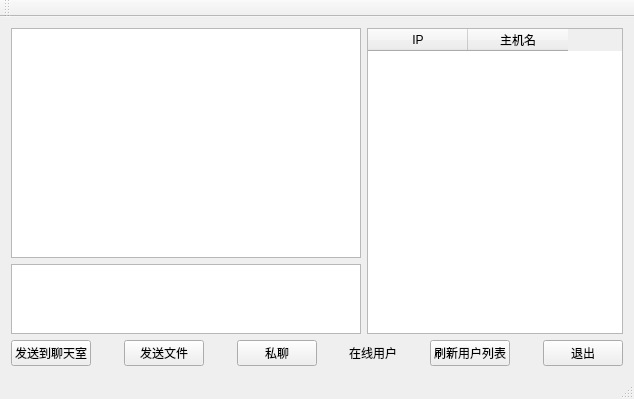
Before: the Qt Designer form iChat/mainwindow.ui in denglfs/Chat, drawn with Qt 5.
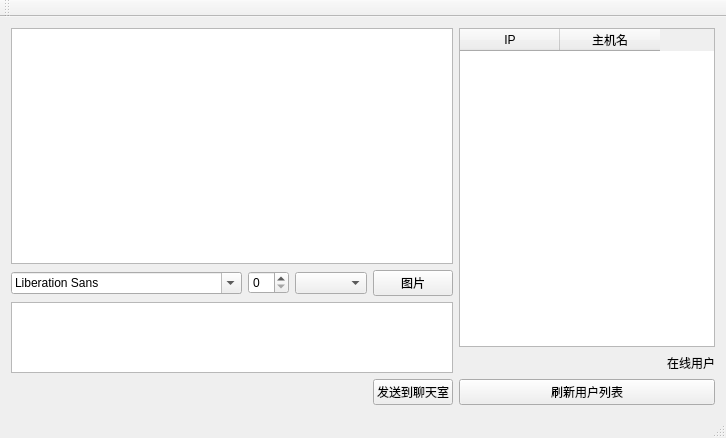
After: the same form once the commit is applied.

The edit to the form file:
```diff
--- a/iChat/mainwindow.ui
+++ b/iChat/mainwindow.ui
@@ -6,19 +6,21 @@
    <rect>
     <x>0</x>
     <y>0</y>
-    <width>634</width>
-    <height>399</height>
+    <width>679</width>
+    <height>438</height>
    </rect>
   </property>
   <property name="windowTitle">
    <string>MainWindow</string>
   </property>
   <widget class="QWidget" name="centralWidget">
+   <layout class="QHBoxLayout" name="horizontalLayout_4">
+    <item>
    <layout class="QVBoxLayout" name="verticalLayout_2">
     <item>
-     <layout class="QHBoxLayout" name="horizontalLayout_2" stretch="10,4">
+       <layout class="QHBoxLayout" name="horizontalLayout_3">
       <item>
-       <layout class="QVBoxLayout" name="verticalLayout" stretch="10,3">
+         <layout class="QVBoxLayout" name="verticalLayout" stretch="10,1,3,0">
         <item>
          <widget class="QTextBrowser" name="messageBrowser">
           <property name="html">
@@ -30,11 +32,57 @@
           </property>
          </widget>
         </item>
+          <item>
+           <layout class="QHBoxLayout" name="horizontalLayout_2">
+            <item>
+             <widget class="QFontComboBox" name="fontComboBox"/>
+            </item>
+            <item>
+             <widget class="QSpinBox" name="spinBox"/>
+            </item>
+            <item>
+             <widget class="QComboBox" name="comboBox"/>
+            </item>
+            <item>
+             <widget class="QPushButton" name="pushButton">
+              <property name="text">
+               <string>图片</string>
+              </property>
+             </widget>
+            </item>
+           </layout>
+          </item>
         <item>
          <widget class="QTextEdit" name="messageTextEdit"/>
         </item>
-       </layout>
-      </item>
+          <item>
+           <layout class="QHBoxLayout" name="horizontalLayout">
+            <item>
+             <spacer name="horizontalSpacer_3">
+              <property name="orientation">
+               <enum>Qt::Horizontal</enum>
+              </property>
+              <property name="sizeHint" stdset="0">
+               <size>
+                <width>40</width>
+                <height>20</height>
+               </size>
+              </property>
+             </spacer>
+            </item>
+            <item>
+             <widget class="QPushButton" name="sendButton">
+              <property name="text">
+               <string>发送到聊天室</string>
+              </property>
+             </widget>
+            </item>
+           </layout>
+          </item>
+         </layout>
+        </item>
+        <item>
+         <layout class="QVBoxLayout" name="verticalLayout_3">
       <item>
        <widget class="QTableWidget" name="userTableWidget">
         <property name="enabled">
@@ -82,57 +130,8 @@
         </column>
        </widget>
       </item>
-     </layout>
-    </item>
     <item>
-     <layout class="QHBoxLayout" name="horizontalLayout">
-      <item>
-       <widget class="QPushButton" name="sendButton">
-        <property name="text">
-         <string>发送到聊天室</string>
-        </property>
-       </widget>
-      </item>
-      <item>
-       <spacer name="horizontalSpacer_3">
-        <property name="orientation">
-         <enum>Qt::Horizontal</enum>
-        </property>
-        <property name="sizeHint" stdset="0">
-         <size>
-          <width>40</width>
-          <height>20</height>
-         </size>
-        </property>
-       </spacer>
-      </item>
-      <item>
-       <widget class="QPushButton" name="sendFileBtn">
-        <property name="text">
-         <string>发送文件</string>
-        </property>
-       </widget>
-      </item>
-      <item>
-       <spacer name="horizontalSpacer_4">
-        <property name="orientation">
-         <enum>Qt::Horizontal</enum>
-        </property>
-        <property name="sizeHint" stdset="0">
-         <size>
-          <width>40</width>
-          <height>20</height>
-         </size>
-        </property>
-       </spacer>
-      </item>
-      <item>
-       <widget class="QPushButton" name="xChat">
-        <property name="text">
-         <string>私聊</string>
-        </property>
-       </widget>
-      </item>
+           <layout class="QHBoxLayout" name="horizontalLayout_5">
       <item>
        <spacer name="horizontalSpacer">
         <property name="orientation">
@@ -153,18 +152,7 @@
         </property>
        </widget>
       </item>
-      <item>
-       <spacer name="horizontalSpacer_5">
-        <property name="orientation">
-         <enum>Qt::Horizontal</enum>
-        </property>
-        <property name="sizeHint" stdset="0">
-         <size>
-          <width>40</width>
-          <height>20</height>
-         </size>
-        </property>
-       </spacer>
+           </layout>
       </item>
       <item>
        <widget class="QPushButton" name="refButton">
@@ -173,25 +161,9 @@
         </property>
        </widget>
       </item>
-      <item>
-       <spacer name="horizontalSpacer_2">
-        <property name="orientation">
-         <enum>Qt::Horizontal</enum>
-        </property>
-        <property name="sizeHint" stdset="0">
-         <size>
-          <width>40</width>
-          <height>20</height>
-         </size>
-        </property>
-       </spacer>
-      </item>
-      <item>
-       <widget class="QPushButton" name="exitButton">
-        <property name="text">
-         <string>退出</string>
-        </property>
-       </widget>
+         </layout>
+        </item>
+       </layout>
       </item>
      </layout>
     </item>
```
Left out of the diff: 2 changed lines with no effect on the pictures. Lines whose indentation alone changed are shown as unchanged.
